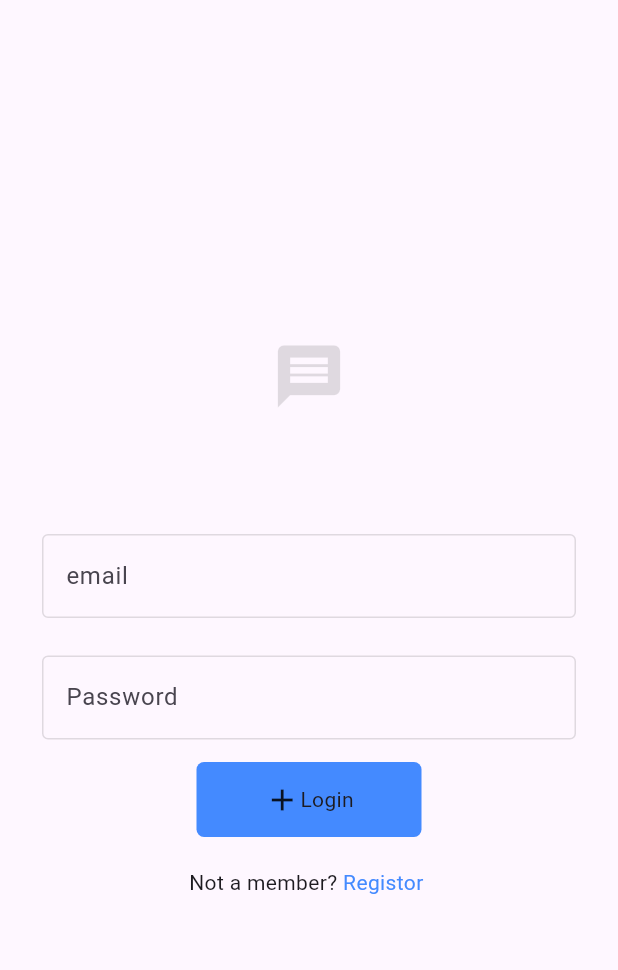
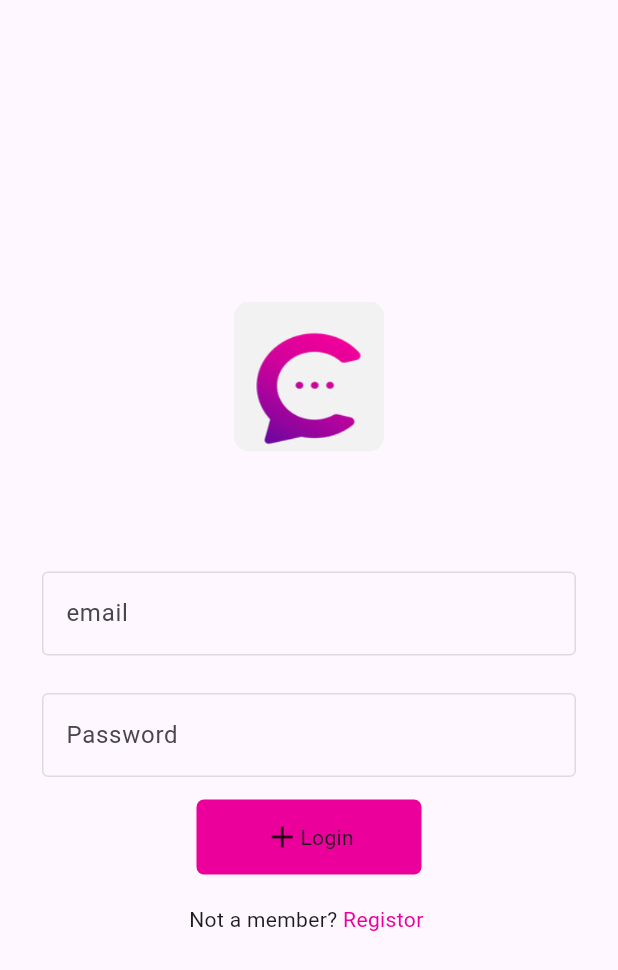
Before and after one commit to jithinkjclt/chat_app, a Flutter app: the screen it shows after launch, on a phone screen of 412 x 824 dp. Shown: the top 970 px of the screen. Run offline on Flutter 3.47's test engine with Material 3 defaults, Android fonts, the phone set to English and light mode, and no system bars; our stand-ins replace bloc, chat_bubbles, cloud_firestore, firebase_auth, firebase_core, flutter_bloc and 2 more; accounts and stored records are empty.

Commit message:
upadated theame

```diff
--- a/lib/combonents/textFromFiled.dart
+++ b/lib/combonents/textFromFiled.dart
@@ -30,7 +30,7 @@ class textFrom extends StatelessWidget {
             hintText: hint,
             focusedBorder: const OutlineInputBorder(
                 borderSide: BorderSide(
-              color: Colors.black,
+              color:Color(0xFFeb009b),
             ))),
       ),
     );
--- a/lib/main.dart
+++ b/lib/main.dart
@@ -18,7 +18,7 @@ class MyApp extends StatelessWidget {
   @override
   Widget build(BuildContext context) {
     return  const MaterialApp(
-      title: 'My Chat',
+      title: 'Connectify ',
       debugShowCheckedModeBanner: false,
       home: Flash(),
     );
--- a/lib/ui/Log/log.dart
+++ b/lib/ui/Log/log.dart
@@ -1,4 +1,7 @@
+import 'package:flutter/cupertino.dart';
 import 'package:flutter/material.dart';
+import 'package:flutter/painting.dart';
+import 'package:flutter/widgets.dart';
 import 'package:flutter_bloc/flutter_bloc.dart';
 
 import '../../combonents/My_button.dart';
@@ -20,11 +23,16 @@ class log extends StatelessWidget {
               return Column(
                 mainAxisAlignment: MainAxisAlignment.center,
                 children: [
-                  const Icon(
-                    Icons.message,
-                    color: Colors.black12,
-                    size: 50,
-                  ),
+                  Container(
+                      decoration: BoxDecoration(
+                        borderRadius: BorderRadius.circular(10),
+                        image: const DecorationImage(
+                            fit: BoxFit.fill,
+                            image: AssetImage(
+                                "assets/Screenshot 2024-04-24 131346.png")),
+                      ),
+                      height: 100,
+                      width: 100),
                   const SizedBox(
                     height: 50,
                   ),
@@ -68,8 +76,8 @@ class log extends StatelessWidget {
                             radi: cubit.flag ? 5 : 50,
                             text: 'Login',
                             color: cubit.flag
-                                ? Colors.blueAccent
-                                : Colors.greenAccent,
+                                ? const Color(0xFFeb009b)
+                                : const Color(0xFFa0039e),
                           ),
                         )
                       : InkWell(
@@ -79,8 +87,8 @@ class log extends StatelessWidget {
                           child: button(
                             text: 'Registor',
                             color: cubit.flag
-                                ? Colors.blueAccent
-                                : Colors.greenAccent,
+                                ? const Color(0xFFeb009b)
+                                : const Color(0xFFa0039e),
                             radi: cubit.flag ? 5 : 50,
                           ),
                         ),
@@ -100,7 +108,7 @@ class log extends StatelessWidget {
                               },
                               child: const Text(
                                 "Registor ",
-                                style: TextStyle(color: Colors.blueAccent),
+                                style: TextStyle(color: Color(0xFFeb009b)),
                               ),
                             )
                           : InkWell(
@@ -109,7 +117,7 @@ class log extends StatelessWidget {
                               },
                               child: const Text(
                                 "Login ",
-                                style: TextStyle(color: Colors.blueAccent),
+                                style: TextStyle(color: Color(0xFFeb009b)),
                               ),
                             ),
                     ],
--- a/lib/ui/Log/log_cubit.dart
+++ b/lib/ui/Log/log_cubit.dart
@@ -22,7 +22,10 @@ class LogCubit extends Cubit<LogState> {
   TextEditingController userctr = TextEditingController();
   TextEditingController passctr = TextEditingController();
   TextEditingController namectr = TextEditingController();
+
+
   bool flame = true;
+
 
   registor() async {
     try {
--- a/pubspec.yaml
+++ b/pubspec.yaml
@@ -43,6 +43,7 @@ dependencies:
   intl: ^0.19.0
   chat_bubbles: ^1.6.0
   vengamo_chat_ui: ^1.4.8
+  salomon_bottom_bar: ^3.3.2
 
 dev_dependencies:
   flutter_test:
@@ -67,8 +68,8 @@ flutter:
   uses-material-design: true
 
   # To add assets to your application, add an assets section, like this:
-  # assets:
-  #   - images/a_dot_burr.jpeg
+  assets:
+     - assets/
   #   - images/a_dot_ham.jpeg
 
   # An image asset can refer to one or more resolution-specific "variants", see
```
Also changed, not shown: lib/ui/chat_list/chatlist.dart (+33 -8 lines), lib/ui/chatpage/chatPage.dart (+14 -11 lines), assets/Screenshot 2024-04-16 103902.png (added), assets/Screenshot 2024-04-24 131346.png (added), pubspec.lock, 6 other files.
